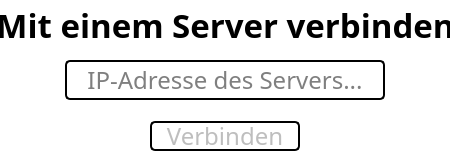
First picture: the form in UI/connect_server.ui, repository FilipBruehl/camera_slider, before the edit.
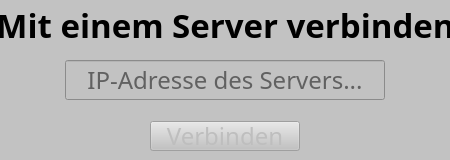
Second picture: the form after the edit.

Commit message: - Refactored StyleSheets of ConnectServer.py - New StyleSheets for MainWindow.py - Refactored Styles.py - New File Colors.py for Colors

```diff
--- a/UI/connect_server.ui
+++ b/UI/connect_server.ui
@@ -41,7 +41,7 @@
    <string>Mit einem Server verbinden</string>
   </property>
   <property name="styleSheet">
-   <string notr="true">background-color: #fff;</string>
+   <string notr="true">background-color: #c2c2c2;</string>
   </property>
   <widget class="QWidget" name="verticalLayoutWidget">
    <property name="geometry">
@@ -100,27 +100,27 @@
          <colorrole role="Button">
           <brush brushstyle="SolidPattern">
            <color alpha="255">
-            <red>255</red>
-            <green>255</green>
-            <blue>255</blue>
+            <red>194</red>
+            <green>194</green>
+            <blue>194</blue>
            </color>
           </brush>
          </colorrole>
          <colorrole role="Base">
           <brush brushstyle="SolidPattern">
            <color alpha="255">
-            <red>255</red>
-            <green>255</green>
-            <blue>255</blue>
+            <red>194</red>
+            <green>194</green>
+            <blue>194</blue>
            </color>
           </brush>
          </colorrole>
          <colorrole role="Window">
           <brush brushstyle="SolidPattern">
            <color alpha="255">
-            <red>255</red>
-            <green>255</green>
-            <blue>255</blue>
+            <red>194</red>
+            <green>194</green>
+            <blue>194</blue>
            </color>
           </brush>
          </colorrole>
@@ -129,27 +129,27 @@
          <colorrole role="Button">
           <brush brushstyle="SolidPattern">
            <color alpha="255">
-            <red>255</red>
-            <green>255</green>
-            <blue>255</blue>
+            <red>194</red>
+            <green>194</green>
+            <blue>194</blue>
            </color>
           </brush>
          </colorrole>
          <colorrole role="Base">
           <brush brushstyle="SolidPattern">
            <color alpha="255">
-            <red>255</red>
-            <green>255</green>
-            <blue>255</blue>
+            <red>194</red>
+            <green>194</green>
+            <blue>194</blue>
            </color>
           </brush>
          </colorrole>
          <colorrole role="Window">
           <brush brushstyle="SolidPattern">
            <color alpha="255">
-            <red>255</red>
-            <green>255</green>
-            <blue>255</blue>
+            <red>194</red>
+            <green>194</green>
+            <blue>194</blue>
            </color>
           </brush>
          </colorrole>
@@ -158,27 +158,27 @@
          <colorrole role="Button">
           <brush brushstyle="SolidPattern">
            <color alpha="255">
-            <red>255</red>
-            <green>255</green>
-            <blue>255</blue>
+            <red>194</red>
+            <green>194</green>
+            <blue>194</blue>
            </color>
           </brush>
          </colorrole>
          <colorrole role="Base">
           <brush brushstyle="SolidPattern">
            <color alpha="255">
-            <red>255</red>
-            <green>255</green>
-            <blue>255</blue>
+            <red>194</red>
+            <green>194</green>
+            <blue>194</blue>
            </color>
           </brush>
          </colorrole>
          <colorrole role="Window">
           <brush brushstyle="SolidPattern">
            <color alpha="255">
-            <red>255</red>
-            <green>255</green>
-            <blue>255</blue>
+            <red>194</red>
+            <green>194</green>
+            <blue>194</blue>
            </color>
           </brush>
          </colorrole>
@@ -192,10 +192,7 @@
        </font>
       </property>
       <property name="styleSheet">
-       <string notr="true">border-radius: 5px;
-border-width: 2px;
-border-color: rgb(0, 0, 0);
-border-style: solid;
+       <string notr="true">
 </string>
       </property>
       <property name="alignment">
@@ -238,10 +235,7 @@
          </font>
         </property>
         <property name="styleSheet">
-         <string notr="true">border-radius: 5px;
-border-width: 2px;
-border-color: rgb(0, 0, 0);
-border-style: solid;</string>
+         <string notr="true"/>
         </property>
         <property name="text">
          <string>Verbinden</string>
```
The commit also changes 8 other files.
